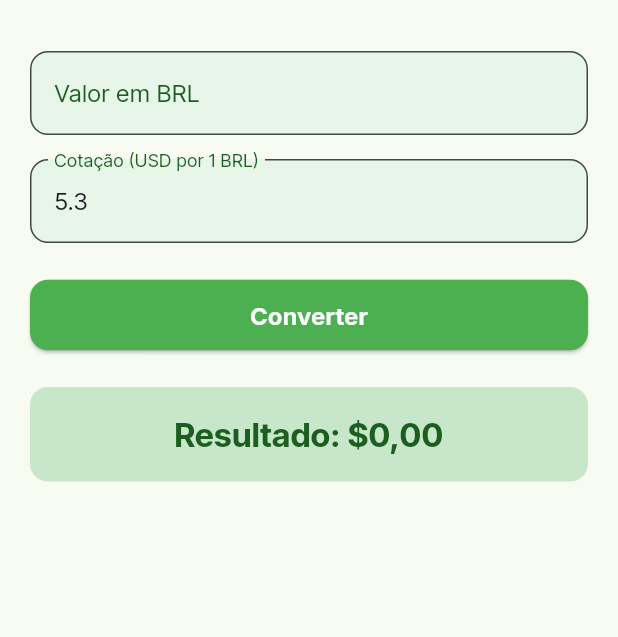
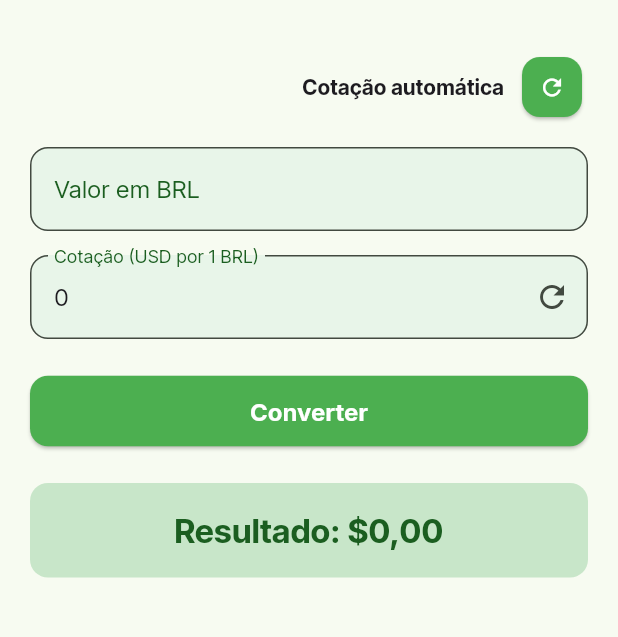
Before and after one commit to ViniciusCesar41/brltousd, a Flutter app: the screen it shows after launch, on a phone screen of 412 x 824 dp, the part 63-700 px from its top. Run offline on Flutter 3.47's test engine with Material 3 defaults, Android fonts, the light colour scheme and no system bars; our stand-ins replace google_fonts; network calls fail.

Commit message:
feat: Implement automatic dollar rate fetching
Adds the `http` package to fetch the dollar-to-real exchange rate from an API.

This introduces a feature to automatically update the conversion rate. A toggle button allows switching between automatic and manual rate input. The conversion logic is updated to reflect the fetched rate (USD per 1 BRL).

```diff
--- a/lib/main.dart
+++ b/lib/main.dart
@@ -2,6 +2,8 @@ import 'package:flutter/material.dart';
 import 'package:flutter/services.dart';
 import 'package:google_fonts/google_fonts.dart';
 import 'package:intl/intl.dart';
+import 'package:http/http.dart' as http;
+import 'dart:convert';
 
 void main() => runApp(BrlToUsdApp());
 
@@ -59,21 +61,19 @@ class ConverterForm extends StatefulWidget {
   _ConverterFormState createState() => _ConverterFormState();
 }
 
-// Logica de conversao
+// Lógica de conversão
 class _ConverterFormState extends State<ConverterForm> {
   final _numberFormat = NumberFormat("#,##0.00", "pt_BR");
   final _brlController = TextEditingController();
-  final _rateController = TextEditingController(text: '5.3');
+  final _rateController = TextEditingController(text: '0');
   double _usd = 0.0;
 
-  void _convert() {
-    final brl =
-        double.tryParse(_brlController.text.replaceAll(',', '.')) ?? 0.0;
-    final rate =
-        double.tryParse(_rateController.text.replaceAll(',', '.')) ?? 0.0;
-    setState(() {
-      _usd = (rate > 0) ? (brl / rate) : 0.0;
-    });
+  bool _autoRate = true; // true = cotação automática da API
+
+  @override
+  void initState() {
+    super.initState();
+    if (_autoRate) fetchDollarRate();
   }
 
   @override
@@ -83,12 +83,73 @@ class _ConverterFormState extends State<ConverterForm> {
     super.dispose();
   }
 
-  // Resultado
+  Future<void> fetchDollarRate() async {
+    try {
+      final response = await http.get(
+        Uri.parse('https://blockchain.info/ticker'),
+      );
+
+      if (response.statusCode == 200) {
+        final data = json.decode(response.body);
+
+        final brlInBtc = data['BRL']['last'];
+        final usdInBtc = data['USD']['last'];
+        final brlToUsd = brlInBtc / usdInBtc;
+
+        setState(() {
+          _rateController.text = brlToUsd.toStringAsFixed(2);
+        });
+      } else {
+        throw Exception('Falha ao carregar cotação');
+      }
+    } catch (e) {
+      print('Erro ao buscar cotação: $e');
+    }
+  }
+
+  void _convert() {
+    final brl =
+        double.tryParse(_brlController.text.replaceAll(',', '.')) ?? 0.0;
+    final rate =
+        double.tryParse(_rateController.text.replaceAll(',', '.')) ?? 0.0;
+
+    setState(() {
+      _usd = (rate > 0) ? (brl * rate) : 0.0;
+    });
+  }
+
   @override
   Widget build(BuildContext context) {
     return Column(
       crossAxisAlignment: CrossAxisAlignment.stretch,
       children: [
+        // Botão toggle
+        Row(
+          mainAxisAlignment: MainAxisAlignment.end,
+          children: [
+            Text(
+              _autoRate ? 'Cotação automática' : 'Cotação manual',
+              style: TextStyle(fontWeight: FontWeight.bold),
+            ),
+            SizedBox(width: 8),
+            ElevatedButton(
+              onPressed: () {
+                setState(() {
+                  _autoRate = !_autoRate;
+                  if (_autoRate) fetchDollarRate();
+                });
+              },
+              child: Icon(Icons.refresh),
+              style: ElevatedButton.styleFrom(
+                backgroundColor: _autoRate ? Colors.green : Colors.grey,
+                minimumSize: Size(40, 40),
+                padding: EdgeInsets.zero,
+              ),
+            ),
+          ],
+        ),
+        SizedBox(height: 16),
+
         TextField(
           controller: _brlController,
           keyboardType: TextInputType.numberWithOptions(decimal: true),
@@ -101,18 +162,27 @@ class _ConverterFormState extends State<ConverterForm> {
           ),
         ),
         SizedBox(height: 16),
+
         TextField(
           controller: _rateController,
+          readOnly: _autoRate, // desativa edição se automático
           keyboardType: TextInputType.numberWithOptions(decimal: true),
           inputFormatters: [
             FilteringTextInputFormatter.allow(RegExp(r'[\d.,]')),
           ],
           decoration: InputDecoration(
             labelText: 'Cotação (USD por 1 BRL)',
-            hintText: 'ex: 5.5',
+            hintText: 'ex: 0.19',
+            suffixIcon: _autoRate
+                ? IconButton(
+                    icon: Icon(Icons.refresh),
+                    onPressed: fetchDollarRate,
+                  )
+                : null,
           ),
         ),
         SizedBox(height: 24),
+
         ElevatedButton(
           onPressed: _convert,
           child: Text('Converter'),
--- a/pubspec.yaml
+++ b/pubspec.yaml
@@ -11,6 +11,6 @@ dependencies:
     sdk: flutter
   google_fonts: ^6.3.2
   intl: ^0.19.0
-
+  http: ^1.6.0
 flutter:
   uses-material-design: true
```
Also changed, not shown: pubspec.lock.
